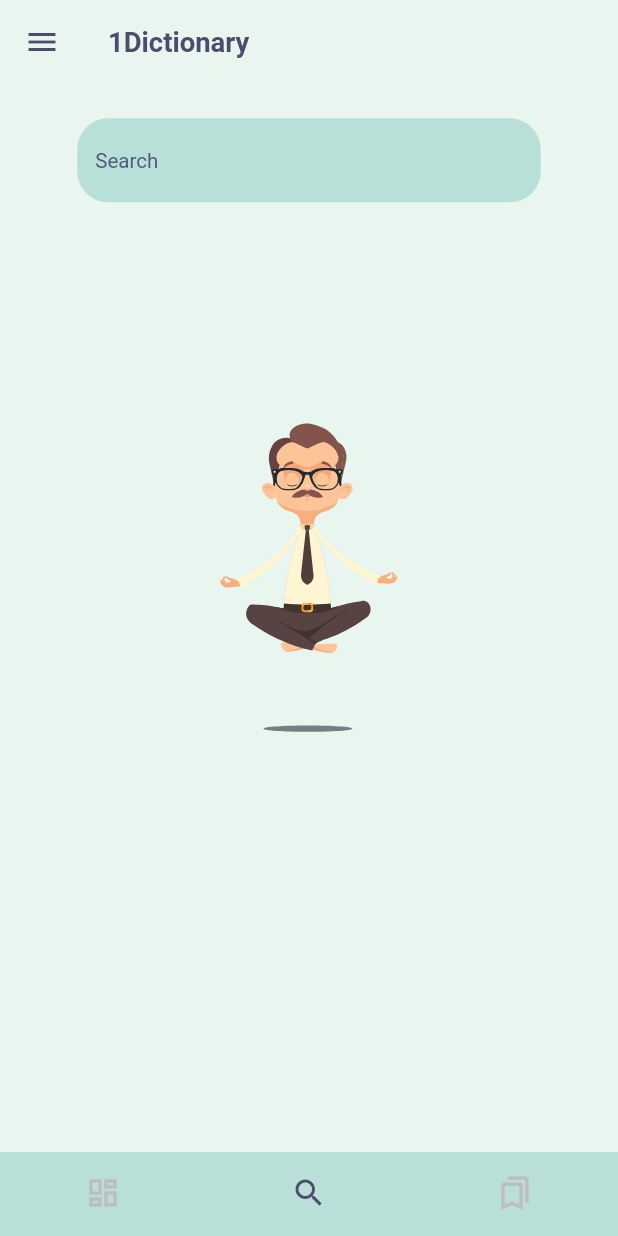
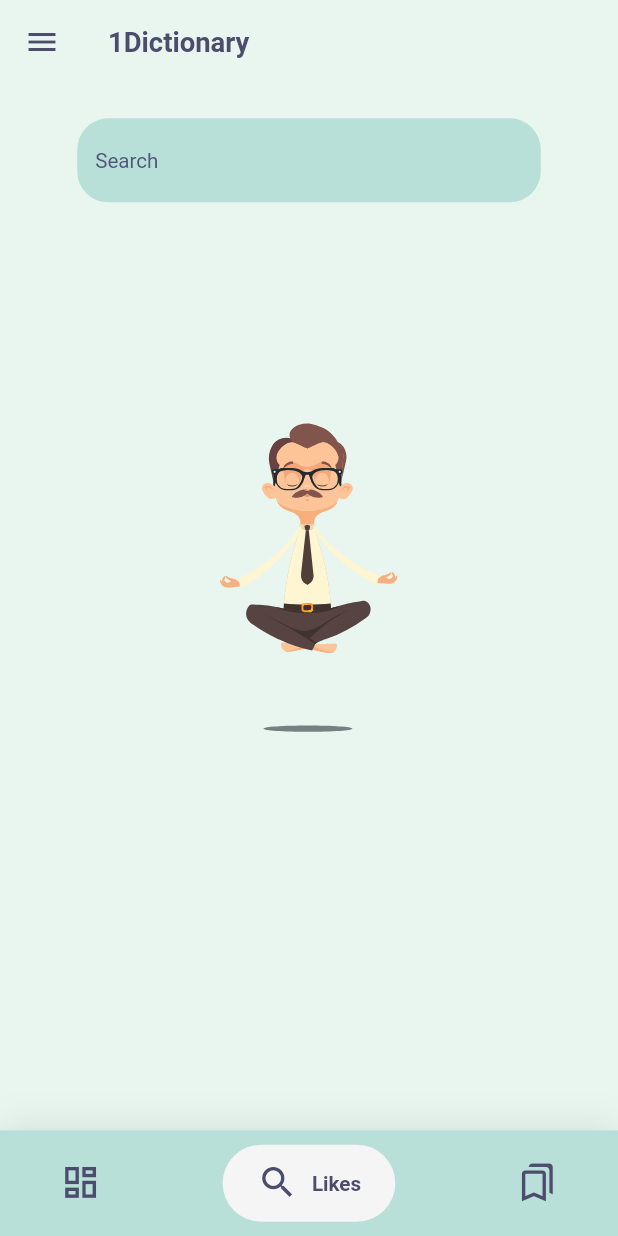
Before and after one commit to shyamexe/Dictionary_app_flutter_using_bloc, a Flutter app: the screen it shows after launch, on a phone screen of 412 x 824 dp. Run offline on Flutter 3.47's test engine with Material 2 defaults, Android fonts, the light colour scheme and no system bars; drawn by our look-alikes of flutter_typeahead, google_nav_bar, lottie; our stand-ins replace audioplayers, bloc, equatable, flutter_bloc, flutter_screenutil, hive and 2 more; accounts and stored records are empty.

Commit message:
bottomnavigation barComplete

```diff
--- a/lib/core/themes/app_theme.dart
+++ b/lib/core/themes/app_theme.dart
@@ -9,6 +9,12 @@ class AppTheme {
       primaryColor: const Color(0XFF4C4C6D),
       canvasColor: const Color(0xffB8DFD8),
       visualDensity: VisualDensity.adaptivePlatformDensity,
+      //ripple color as focus color
+      focusColor: Colors.teal[300]!,
+      hoverColor: Colors.teal[100]!,
+      //active color as focus color
+      //tabBackgroundColor as bottomAppBarColor
+      bottomAppBarColor: Colors.grey[100]!,
       scaffoldBackgroundColor: const Color(0XFFE8F6EF),
       textTheme: TextTheme(
           headline1: TextStyle(
@@ -34,6 +40,12 @@ class AppTheme {
       canvasColor: const Color(0xff50577A),
       visualDensity: VisualDensity.adaptivePlatformDensity,
       scaffoldBackgroundColor: const Color(0XFF404258),
+      //ripple color as focus color
+      focusColor: Colors.black26,
+      hoverColor: Colors.black12,
+      //active color as focus color
+      //tabBackgroundColor as bottomAppBarColor
+      bottomAppBarColor: Colors.white10,
       textTheme: TextTheme(
           headline1: TextStyle(
             fontSize: 15.sp,
--- a/lib/main.dart
+++ b/lib/main.dart
@@ -39,7 +39,7 @@ class App extends StatelessWidget {
               return MaterialApp(
                       theme: AppTheme.lightTheme,
                       darkTheme: AppTheme.darkTheme,
-                      themeMode:theme[state.theme] ,
+                      themeMode:theme[state.theme],
                       debugShowCheckedModeBanner: false,
                       initialRoute: AppRouter.home,
                       onGenerateRoute: AppRouter.onGenerateRoute,
--- a/lib/presentation/screens/common/main_home_screen.dart
+++ b/lib/presentation/screens/common/main_home_screen.dart
@@ -1,5 +1,7 @@
 import 'package:flutter/material.dart';
 import 'package:flutter_bloc/flutter_bloc.dart';
+import 'package:flutter_screenutil/flutter_screenutil.dart';
+import 'package:google_nav_bar/google_nav_bar.dart';
 import 'package:one_dictionary/logic/navigator_selection_flag_cubit/navigator_selection_flag_cubit.dart';
 import 'package:one_dictionary/logic/random_word/random_quote_cubit.dart';
 import 'package:one_dictionary/logic/search_word/search_word_cubit.dart';
@@ -9,6 +11,7 @@ import 'package:one_dictionary/presentation/screens/save_words_screen/saved_word
 
 import 'widgets/app_drawer.dart';
 
+// ignore: must_be_immutable
 class MainScreen extends StatelessWidget {
   MainScreen({Key? key}) : super(key: key);
   static List<String> appTitles = ['1Dictionary', '1Dictionary', 'Saved Words'];
@@ -50,31 +53,54 @@ class MainScreen extends StatelessWidget {
           ),
           resizeToAvoidBottomInset: false,
           body: screens[state.pageValue ?? 1],
-          bottomNavigationBar: BottomNavigationBar(
-            backgroundColor: Theme.of(context).canvasColor,
-            elevation: 0,
-            selectedItemColor: Theme.of(context).primaryColor,
-            unselectedItemColor: Colors.grey.shade400,
-            showSelectedLabels: false,
-            showUnselectedLabels: false,
-            currentIndex: state.pageValue ?? 1,
-            onTap: (index) {
-              context.read<NavigatorSelectionFlagCubit>().selectPage(index);
-            },
-            items: const [
-              BottomNavigationBarItem(
-                icon: Icon(Icons.dashboard_outlined),
-                label: "feed",
+          bottomNavigationBar: Container(
+            decoration: BoxDecoration(
+              color: Theme.of(context).canvasColor,
+              boxShadow: [
+                BoxShadow(
+                  blurRadius: 20.w,
+                  color: Colors.black.withOpacity(.1),
+                )
+              ],
+            ),
+            child: SafeArea(
+              child: Padding(
+                padding:
+                    EdgeInsets.symmetric(horizontal: 15.0.w, vertical: 8.h),
+                child: GNav(
+                  rippleColor: Theme.of(context).focusColor,
+                  hoverColor: Theme.of(context).hoverColor,
+                  gap: 8.w,
+                  activeColor: Theme.of(context).primaryColor,
+                  iconSize: 24.sp,
+                  padding:
+                      EdgeInsets.symmetric(horizontal: 20.w, vertical: 10.h),
+                  duration: const Duration(milliseconds: 400),
+                  tabBackgroundColor:  Theme.of(context).bottomAppBarColor,
+                  color: Theme.of(context).primaryColor,
+                  tabs: const [
+                    GButton(
+                      icon: Icons.dashboard_outlined,
+                      text: 'Home',
+                    ),
+                    GButton(
+                      icon: Icons.search,
+                      text: 'Likes',
+                    ),
+                    GButton(
+                      icon: Icons.bookmarks_outlined,
+                      text: 'Search',
+                    ),
+                  ],
+                  selectedIndex: state.pageValue ?? 1,
+                  onTabChange: (index) {
+                    context
+                        .read<NavigatorSelectionFlagCubit>()
+                        .selectPage(index);
+                  },
+                ),
               ),
-              BottomNavigationBarItem(
-                icon: Icon(Icons.search),
-                label: 'Dictionary',
-              ),
-              BottomNavigationBarItem(
-                icon: Icon(Icons.bookmarks_outlined),
-                label: 'saved words',
-              ),
-            ],
+            ),
           ),
         );
       },
--- a/lib/presentation/screens/home_screen/home_screen.dart
+++ b/lib/presentation/screens/home_screen/home_screen.dart
@@ -83,7 +83,6 @@ class HomeScreen extends StatelessWidget {
     return SafeArea(
       child: Scaffold(
         resizeToAvoidBottomInset: false,
-
         body: BlocConsumer<SearchWordCubit, SearchWordState>(
           listener: (context, state) {
             if (state is SearchWordNotFound) {
@@ -118,7 +117,6 @@ class HomeScreen extends StatelessWidget {
                         children: [
                           SizedBox(
                               height: 50.h,
-                              //sdhgiuadgfiuadg
                               width: 270.w,
                               child: TypeAheadField(
                                 hideOnLoading: true,
--- a/pubspec.yaml
+++ b/pubspec.yaml
@@ -46,6 +46,7 @@ dependencies:
   lottie: ^1.2.2
   flutter_typeahead: ^4.1.1
   flutter_screenutil: ^5.6.0
+  google_nav_bar: ^5.0.6
 
 dev_dependencies:
   flutter_test:
```
Also changed, not shown: pubspec.lock.
